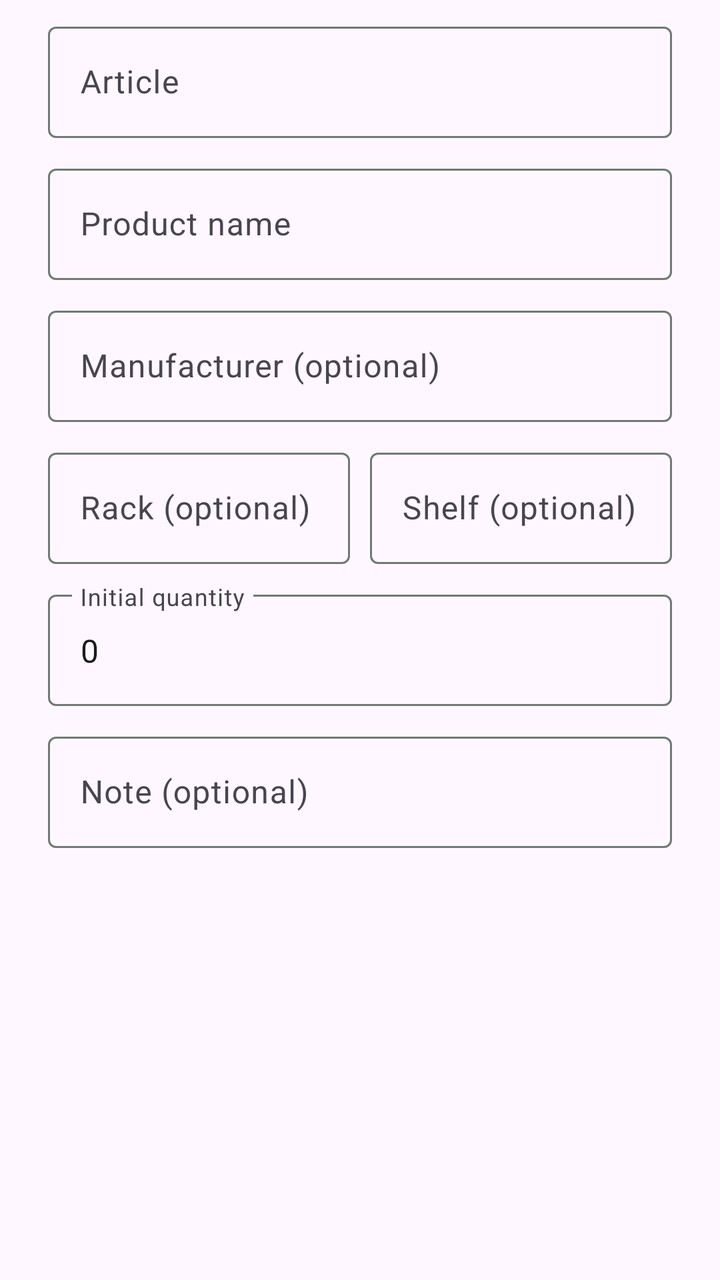
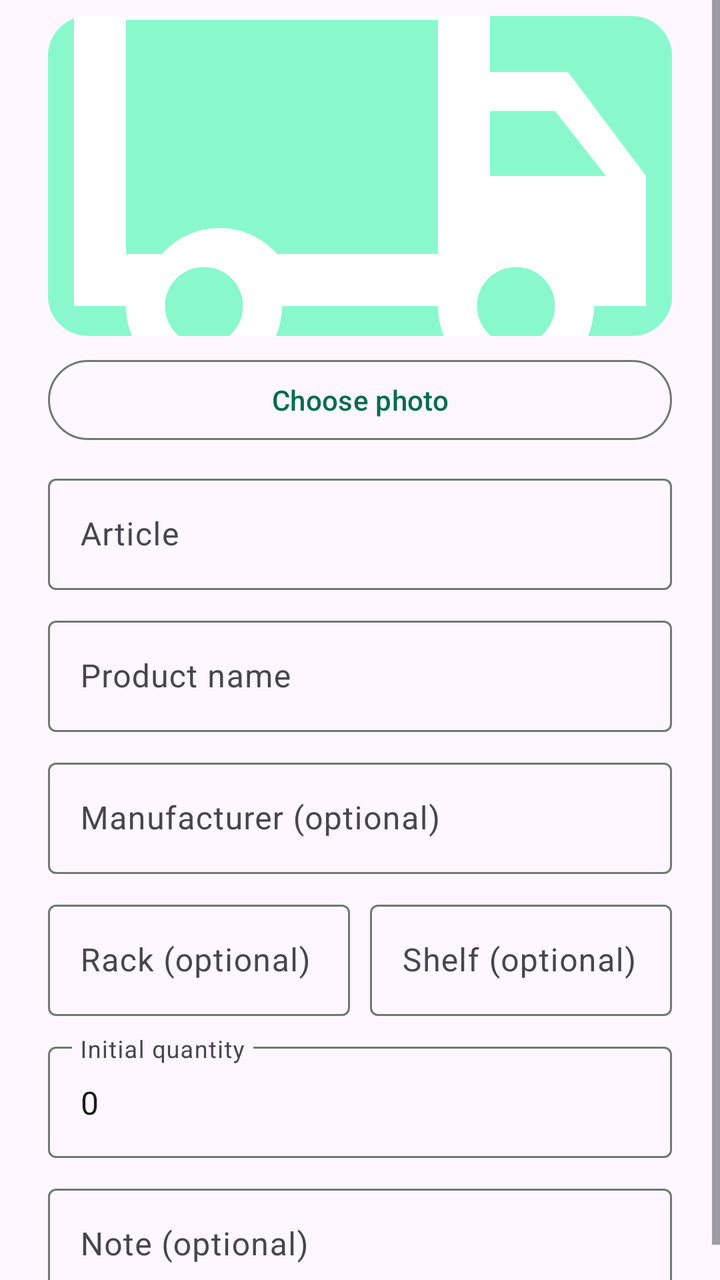

Compare the two renders of this Android layout. The source of the first and the diff that turns it into the second are given below.
<!-- AndroidManifest.xml: application theme Theme.StockKeeper -->
<!-- res/layout/dialog_add_product.xml -->
<?xml version="1.0" encoding="utf-8"?>
<ScrollView xmlns:android="http://schemas.android.com/apk/res/android" xmlns:app="http://schemas.android.com/apk/res-auto" android:layout_width="match_parent" android:layout_height="wrap_content">
    <LinearLayout android:layout_width="match_parent" android:layout_height="wrap_content" android:orientation="vertical" android:paddingStart="24dp" android:paddingEnd="24dp" android:paddingTop="8dp" android:paddingBottom="8dp">
        <com.google.android.material.textfield.TextInputLayout android:id="@+id/articleLayout" style="@style/Widget.Material3.TextInputLayout.OutlinedBox" android:layout_width="match_parent" android:layout_height="wrap_content" android:hint="@string/article">
            <com.google.android.material.textfield.TextInputEditText android:id="@+id/articleInput" android:layout_width="match_parent" android:layout_height="wrap_content" android:inputType="text" android:maxLines="1" />
        </com.google.android.material.textfield.TextInputLayout>
        <com.google.android.material.textfield.TextInputLayout android:id="@+id/nameLayout" style="@style/Widget.Material3.TextInputLayout.OutlinedBox" android:layout_width="match_parent" android:layout_height="wrap_content" android:layout_marginTop="10dp" android:hint="@string/product_name">
            <com.google.android.material.textfield.TextInputEditText android:id="@+id/nameInput" android:layout_width="match_parent" android:layout_height="wrap_content" android:inputType="textCapSentences" android:maxLines="1" />
        </com.google.android.material.textfield.TextInputLayout>
        <com.google.android.material.textfield.TextInputLayout style="@style/Widget.Material3.TextInputLayout.OutlinedBox" android:layout_width="match_parent" android:layout_height="wrap_content" android:layout_marginTop="10dp" android:hint="@string/manufacturer_optional">
            <com.google.android.material.textfield.TextInputEditText android:id="@+id/manufacturerInput" android:layout_width="match_parent" android:layout_height="wrap_content" android:inputType="textCapWords" android:maxLines="1" />
        </com.google.android.material.textfield.TextInputLayout>
        <LinearLayout android:layout_width="match_parent" android:layout_height="wrap_content" android:layout_marginTop="10dp" android:orientation="horizontal">
            <com.google.android.material.textfield.TextInputLayout style="@style/Widget.Material3.TextInputLayout.OutlinedBox" android:layout_width="0dp" android:layout_height="wrap_content" android:layout_weight="1" android:hint="@string/rack_optional">
                <com.google.android.material.textfield.TextInputEditText android:id="@+id/rackInput" android:layout_width="match_parent" android:layout_height="wrap_content" android:inputType="text" android:maxLines="1" />
            </com.google.android.material.textfield.TextInputLayout>
            <Space android:layout_width="10dp" android:layout_height="1dp" />
            <com.google.android.material.textfield.TextInputLayout style="@style/Widget.Material3.TextInputLayout.OutlinedBox" android:layout_width="0dp" android:layout_height="wrap_content" android:layout_weight="1" android:hint="@string/shelf_optional">
                <com.google.android.material.textfield.TextInputEditText android:id="@+id/shelfInput" android:layout_width="match_parent" android:layout_height="wrap_content" android:inputType="text" android:maxLines="1" />
            </com.google.android.material.textfield.TextInputLayout>
        </LinearLayout>
        <com.google.android.material.textfield.TextInputLayout android:id="@+id/quantityLayout" style="@style/Widget.Material3.TextInputLayout.OutlinedBox" android:layout_width="match_parent" android:layout_height="wrap_content" android:layout_marginTop="10dp" android:hint="@string/initial_quantity">
            <com.google.android.material.textfield.TextInputEditText android:id="@+id/quantityInput" android:layout_width="match_parent" android:layout_height="wrap_content" android:inputType="number" android:maxLines="1" android:text="0" />
        </com.google.android.material.textfield.TextInputLayout>
        <com.google.android.material.textfield.TextInputLayout style="@style/Widget.Material3.TextInputLayout.OutlinedBox" android:layout_width="match_parent" android:layout_height="wrap_content" android:layout_marginTop="10dp" android:hint="@string/note_optional">
            <com.google.android.material.textfield.TextInputEditText android:id="@+id/noteInput" android:layout_width="match_parent" android:layout_height="wrap_content" android:inputType="textCapSentences|textMultiLine" android:maxLines="3" />
        </com.google.android.material.textfield.TextInputLayout>
    </LinearLayout>
</ScrollView>
<!-- resources referenced by this layout -->
<resources>
  <string name="article">Article</string>
  <string name="initial_quantity">Initial quantity</string>
  <string name="manufacturer_optional">Manufacturer (optional)</string>
  <string name="note_optional">Note (optional)</string>
  <string name="product_name">Product name</string>
  <string name="rack_optional">Rack (optional)</string>
  <string name="shelf_optional">Shelf (optional)</string>
  <style name="Theme.StockKeeper" parent="Base.Theme.StockKeeper" />
  <style name="Base.Theme.StockKeeper" parent="Theme.Material3.DayNight.NoActionBar">
          <item name="colorPrimary">@color/primary</item>
          <item name="colorOnPrimary">@color/on_primary</item>
          <item name="colorPrimaryContainer">@color/primary_container</item>
          <item name="colorOnPrimaryContainer">@color/on_primary_container</item>
          <item name="colorSecondary">@color/secondary</item>
          <item name="colorSurface">@color/surface</item>
          <item name="colorOnSurface">@color/on_surface</item>
          <item name="colorOutline">@color/outline</item>
          <item name="colorError">@color/error</item>
          <item name="android:windowLightStatusBar">true</item>
      </style>
  <color name="primary">#006C51</color>
  <color name="on_primary">#FFFFFF</color>
  <color name="primary_container">#8AF8CD</color>
  <color name="on_primary_container">#002117</color>
  <color name="secondary">#4C635A</color>
  <color name="surface">#F7FBF7</color>
  <color name="on_surface">#191C1A</color>
  <color name="outline">#707973</color>
  <color name="error">#BA1A1A</color>
</resources>

<!-- the commit's change to res/layout/dialog_add_product.xml (unified diff, before → after) -->
@@ -1,6 +1,22 @@
 <?xml version="1.0" encoding="utf-8"?>
 <ScrollView xmlns:android="http://schemas.android.com/apk/res/android" xmlns:app="http://schemas.android.com/apk/res-auto" android:layout_width="match_parent" android:layout_height="wrap_content">
     <LinearLayout android:layout_width="match_parent" android:layout_height="wrap_content" android:orientation="vertical" android:paddingStart="24dp" android:paddingEnd="24dp" android:paddingTop="8dp" android:paddingBottom="8dp">
+        <ImageView
+            android:id="@+id/addProductPhoto"
+            android:layout_width="match_parent"
+            android:layout_height="160dp"
+            android:background="@drawable/product_photo_background"
+            android:contentDescription="@string/content_product_icon"
+            android:scaleType="centerCrop"
+            android:src="@drawable/ic_inventory" />
+        <com.google.android.material.button.MaterialButton
+            android:id="@+id/addProductPhotoButton"
+            style="@style/Widget.Material3.Button.OutlinedButton"
+            android:layout_width="match_parent"
+            android:layout_height="wrap_content"
+            android:layout_marginTop="8dp"
+            android:layout_marginBottom="10dp"
+            android:text="@string/change_photo" />
         <com.google.android.material.textfield.TextInputLayout android:id="@+id/articleLayout" style="@style/Widget.Material3.TextInputLayout.OutlinedBox" android:layout_width="match_parent" android:layout_height="wrap_content" android:hint="@string/article">
             <com.google.android.material.textfield.TextInputEditText android:id="@+id/articleInput" android:layout_width="match_parent" android:layout_height="wrap_content" android:inputType="text" android:maxLines="1" />
         </com.google.android.material.textfield.TextInputLayout>
<!-- resource entries referenced after the edit -->
@@ -1,6 +1,17 @@
 <!-- resources referenced by this layout -->
 <resources>
+  <!-- drawable ic_inventory (drawable) -->
+  <vector xmlns:android="http://schemas.android.com/apk/res/android" android:width="24dp" android:height="24dp" android:viewportWidth="24" android:viewportHeight="24">
+      <path android:fillColor="@android:color/white" android:pathData="M20,8h-3V4H3c-1.1,0 -2,0.9 -2,2v11h2c0,1.66 1.34,3 3,3s3,-1.34 3,-3h6c0,1.66 1.34,3 3,3s3,-1.34 3,-3h2v-5l-3,-4zM6,18.5c-0.83,0 -1.5,-0.67 -1.5,-1.5s0.67,-1.5 1.5,-1.5 1.5,0.67 1.5,1.5 -0.67,1.5 -1.5,1.5zM15,15H8.82c-0.55,-0.61 -1.34,-1 -2.22,-1s-1.68,0.39 -2.22,1H3V6h12v9zM18,18.5c-0.83,0 -1.5,-0.67 -1.5,-1.5s0.67,-1.5 1.5,-1.5 1.5,0.67 1.5,1.5 -0.67,1.5 -1.5,1.5zM17,12V9.5h2.5l1.96,2.5H17z" />
+  </vector>
+  <!-- drawable product_photo_background (drawable) -->
+  <shape xmlns:android="http://schemas.android.com/apk/res/android" android:shape="rectangle">
+      <corners android:radius="20dp" />
+      <solid android:color="?attr/colorPrimaryContainer" />
+  </shape>
   <string name="article">Article</string>
+  <string name="change_photo">Choose photo</string>
+  <string name="content_product_icon">Product</string>
   <string name="initial_quantity">Initial quantity</string>
   <string name="manufacturer_optional">Manufacturer (optional)</string>
   <string name="note_optional">Note (optional)</string>
